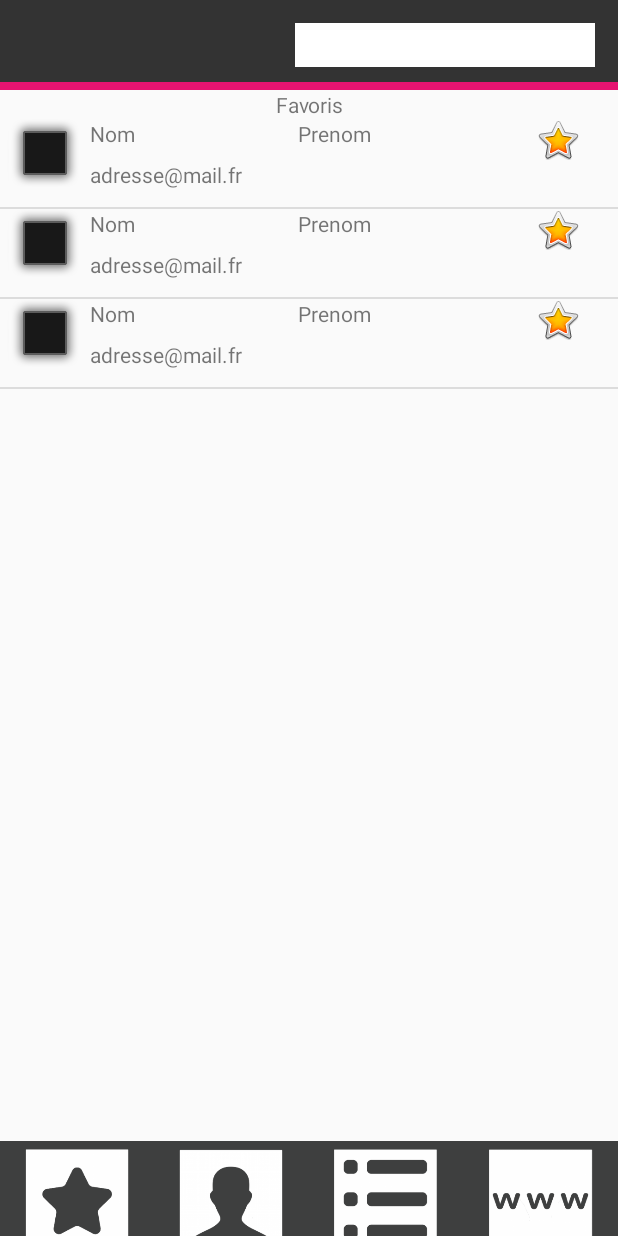
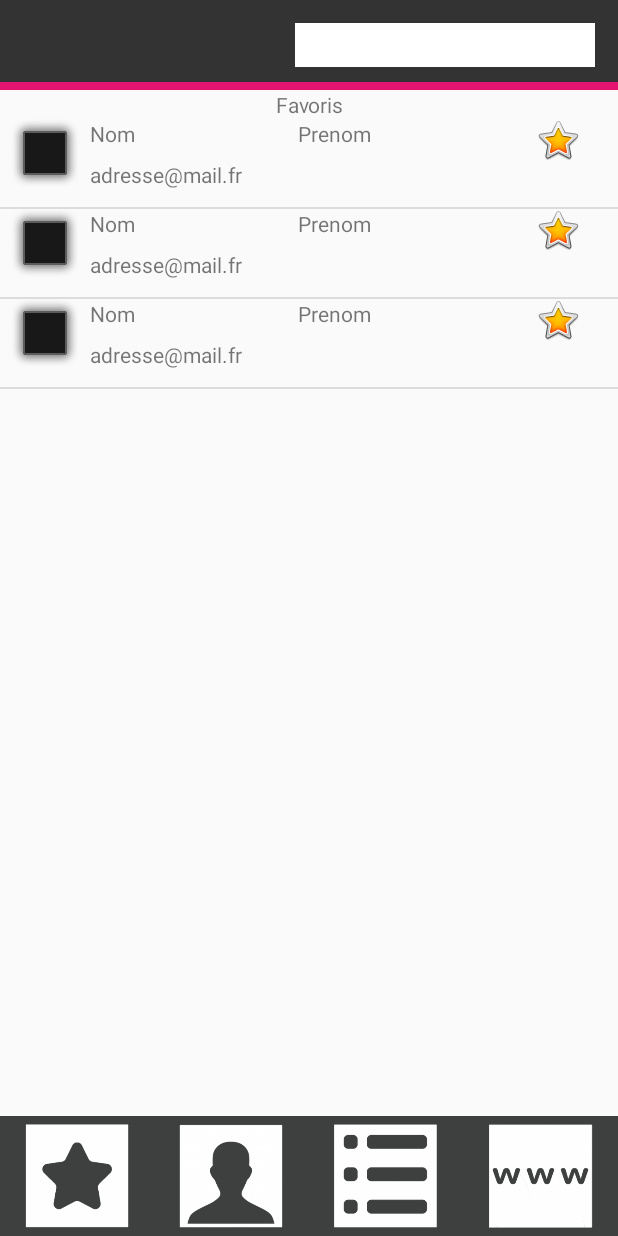
Before and after one commit to VincentDubois/Annuaire, an Android app: the layout activity_favoris.xml on its own in the app's theme, with its tools: preview values and no code run, on a phone screen of 412 x 824 dp. Run offline under Robolectric (Android 15) with nearby library versions, the phone set to English and light mode, and no system bars.

Commit message:
Activity favoris list added - update

```diff
--- a/app/src/main/res/layout/activity_favoris.xml
+++ b/app/src/main/res/layout/activity_favoris.xml
@@ -26,7 +26,7 @@
         android:layout_alignParentBottom="true"
         android:layout_below="@+id/textView"
         tools:listitem="@layout/personne_fav"
-        android:layout_weight="1.05" />
+        android:layout_weight="1" />
 
     <include layout="@layout/barre_boutons"/>
 
```
